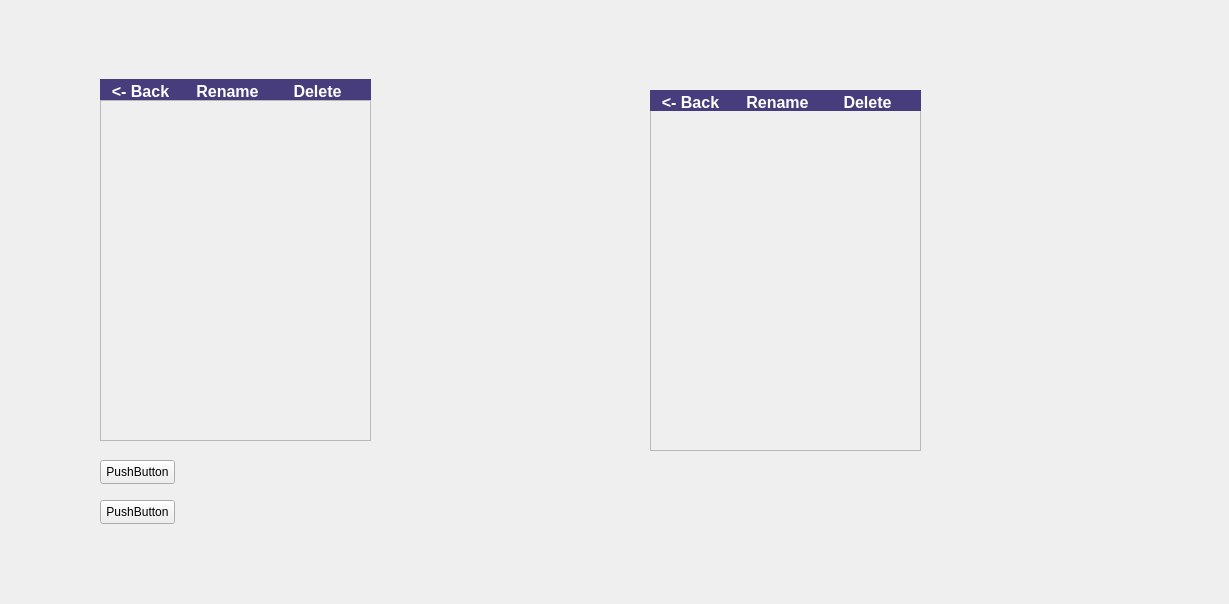
The window that OneDrive/OneDrive/Account.ui (mihaitudor17/One-Drive) describes before a commit, drawn with Qt 5.
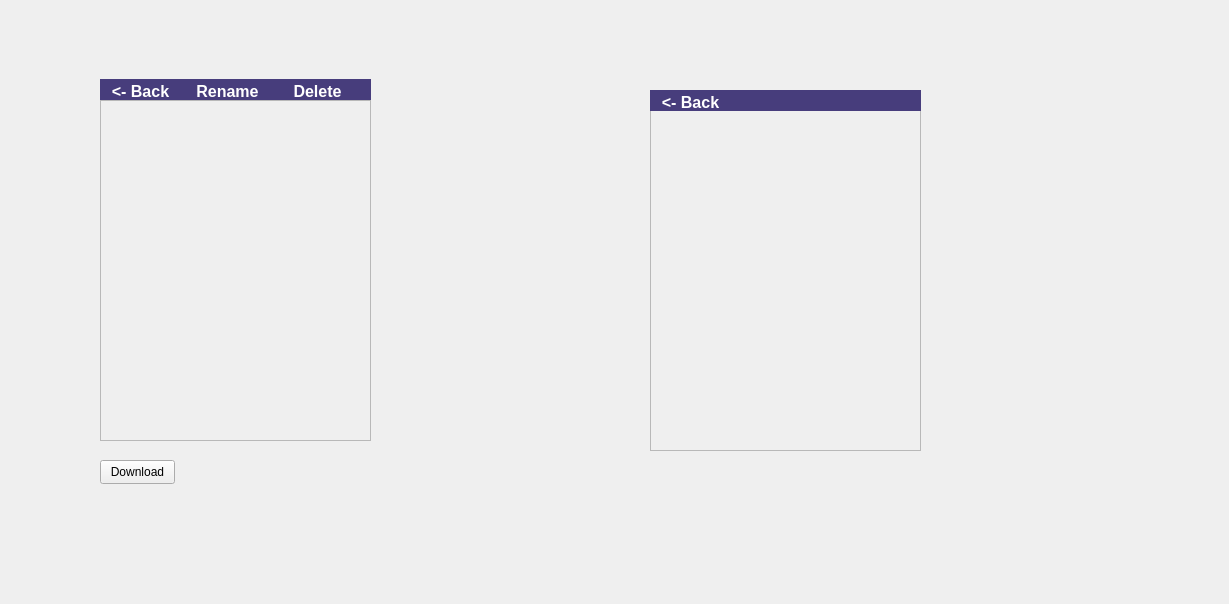
The same window after the commit.

Commit message: Added the download function to the UI and fixed some filesystem related errors

```diff
--- a/OneDrive/OneDrive/Account.ui
+++ b/OneDrive/OneDrive/Account.ui
@@ -252,66 +252,6 @@
      <string>&lt;- Back</string>
     </property>
    </widget>
-   <widget class="QPushButton" name="rename_server">
-    <property name="geometry">
-     <rect>
-      <x>90</x>
-      <y>0</y>
-      <width>75</width>
-      <height>24</height>
-     </rect>
-    </property>
-    <property name="styleSheet">
-     <string notr="true">QPushButton
-{
-font-weight:bold ;
-font-style : normal;
-border: 0.1px solid black;
-border-radius:15px;
-background:rgb(71, 61, 124);
-color:white;
-font-size:16px;
-}
-
-QPushButton:hover
-{
-   background-color:rgb(170, 149, 255);
-}</string>
-    </property>
-    <property name="text">
-     <string>Rename</string>
-    </property>
-   </widget>
-   <widget class="QPushButton" name="delete_server">
-    <property name="geometry">
-     <rect>
-      <x>180</x>
-      <y>0</y>
-      <width>75</width>
-      <height>24</height>
-     </rect>
-    </property>
-    <property name="styleSheet">
-     <string notr="true">QPushButton
-{
-font-weight:bold ;
-font-style : normal;
-border: 0.1px solid black;
-border-radius:15px;
-background:rgb(71, 61, 124);
-color:white;
-font-size:16px;
-}
-
-QPushButton:hover
-{
-   background-color:rgb(170, 149, 255);
-}</string>
-    </property>
-    <property name="text">
-     <string>Delete</string>
-    </property>
-   </widget>
   </widget>
   <widget class="QPushButton" name="downloadButton">
    <property name="geometry">
@@ -323,20 +263,7 @@
     </rect>
    </property>
    <property name="text">
-    <string>PushButton</string>
-   </property>
-  </widget>
-  <widget class="QPushButton" name="AddFolder">
-   <property name="geometry">
-    <rect>
-     <x>100</x>
-     <y>500</y>
-     <width>75</width>
-     <height>24</height>
-    </rect>
-   </property>
-   <property name="text">
-    <string>PushButton</string>
+    <string>Download</string>
    </property>
   </widget>
  </widget>
```
Left out of the diff: 16 changed lines with no effect on the pictures. The commit also changes 24 other files.
